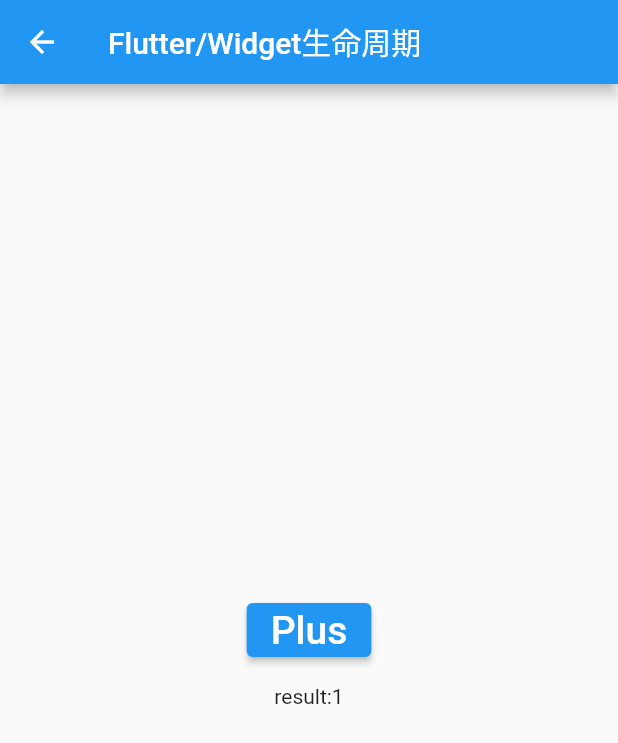
After one commit to haganWu/flutter_dart_learn, a Flutter app: the WidgetLifecycle screen opened by its route, after a tap on "Plus", on a phone screen of 412 x 824 dp. The commit adds this screen. Shown: the top 743 px of the screen. Run offline on Flutter 3.47's test engine with Material 2 defaults, Android fonts, the phone set to English and light mode, and no system bars; missing offline and left inert: flutter_color_plugin.

Commit message:
flutter/widget生命周期-实战指南

```diff
--- /dev/null
+++ b/lib/flutter_widget_lifecycle.dart
@@ -0,0 +1,91 @@
+import 'package:flutter/cupertino.dart';
+import 'package:flutter/material.dart';
+
+class WidgetLifecycle extends StatefulWidget {
+  const WidgetLifecycle({Key? key}) : super(key: key);
+
+  ///当我们构建一个新的StatefulWidget时会立即调用createState方法，并且这个方法必须覆盖。
+  @override
+  _WidgetLifecycleState createState() => _WidgetLifecycleState();
+}
+
+class _WidgetLifecycleState extends State<WidgetLifecycle> {
+  int _count = 0;
+
+  ///创建Widget时调用的除构造方法外的第一个方法，
+  ///类似Android的onCreate() 和 IOS的viewDidLoad()，在这个方法中通常做一些初始化工作，比如channel的初始化、监听器的初始化。
+  @override
+  void initState() {
+    print("Lifecycle : initState");
+    super.initState();
+  }
+
+  ///当所依赖的State对象改变的时候会调用
+  ///1.在第一次构建Widget时，在initState()之后会立即调用
+  ///2.如果StatefulWidget依赖于InheritedWidget，那么当当前State所依赖的InheritedWidget中的变量改变的时候会再次调用
+  @override
+  void didChangeDependencies() {
+    print("Lifecycle : didChangeDependencies");
+    super.didChangeDependencies();
+  }
+
+  ///这是一个必须实现的方法，在这里实现你要呈现的页面内容，它会在didChangeDependencies()之后立即调用，另外当调用setState后也会再次调用该方法。
+  @override
+  Widget build(BuildContext context) {
+    print("Lifecycle : build");
+    return Scaffold(
+      appBar: AppBar(
+        title: const Text("Flutter/Widget生命周期"),
+        leading: GestureDetector(
+          onTap: () {
+            Navigator.pop(context);
+          },
+          child: const Icon(Icons.arrow_back),
+        ),
+      ),
+      body: Center(
+        child: Column(
+          mainAxisAlignment: MainAxisAlignment.center,
+          children: <Widget>[
+            ElevatedButton(
+                onPressed: () {
+                  setState(() {
+                    _count++;
+                  });
+                },
+                child: const Text(
+                  "Plus",
+                  style: TextStyle(fontSize: 26),
+                )),
+            Container(
+              padding: const EdgeInsets.all(12),
+              child: Text("result:$_count"),
+            )
+          ],
+        ),
+      ),
+    );
+  }
+
+  ///不常用，当父组件需要重新绘制时才会调用，该方法会携带一个oldWidget参数，
+  ///可以将其与当前的Widget进行对比以便执行一些额外的逻辑，如if(oldWidget.xxx != widget.xxx)...
+  @override
+  void didUpdateWidget(covariant WidgetLifecycle oldWidget) {
+    print("Lifecycle : didUpdateWidget");
+    super.didUpdateWidget(oldWidget);
+  }
+
+  ///不常用，在组件被移除的时候调用，在dispose之前调用
+  @override
+  void deactivate() {
+    print("Lifecycle : deactivate");
+    super.deactivate();
+  }
+
+  ///在组件被销毁的时候调用，通常在这个方法中执行一些资源的释放工作，比如监听器的卸载、channel的销毁等。
+  @override
+  void dispose() {
+    print("Lifecycle : dispose");
+    super.dispose();
+  }
+}
--- a/lib/main.dart
+++ b/lib/main.dart
@@ -6,6 +6,7 @@ import 'package:flutter_dart_learn/stateful_group_page.dart';
 import 'package:flutter_dart_learn/third_app_launcher_page.dart';
 
 import 'flutter_layout_page.dart';
+import 'flutter_widget_lifecycle.dart';
 import 'gesture_page.dart';
 
 void main() {
@@ -37,6 +38,7 @@ class MyApp extends StatelessWidget {
         'gesture': (BuildContext context) => const GesturePage(),
         'resource': (BuildContext context) => const ResourcePage(),
         'launchApp': (BuildContext context) => const ThirdAppLaunchPage(),
+        'lifecycle': (BuildContext context) => const WidgetLifecycle(),
       },
     );
   }
@@ -73,6 +75,7 @@ class _RootNavigatorState extends State<RootNavigator> {
           _item("手势操作", const GesturePage(), "gesture"),
           _item("资源文件使用", const ResourcePage(), "resource"),
           _item("启动第三方App", const ThirdAppLaunchPage(), "launchApp"),
+          _item("生命周期", const WidgetLifecycle(), "lifecycle"),
         ],
       ),
     );
```
